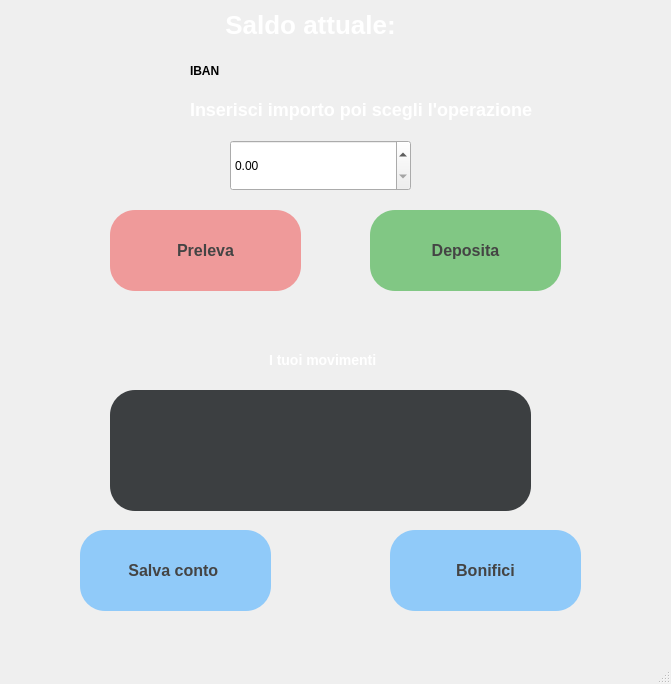
Above: MainWindow.ui from AndreaDiPietro0/BankAccount_DiPietro before the change. Below: the same form after it.
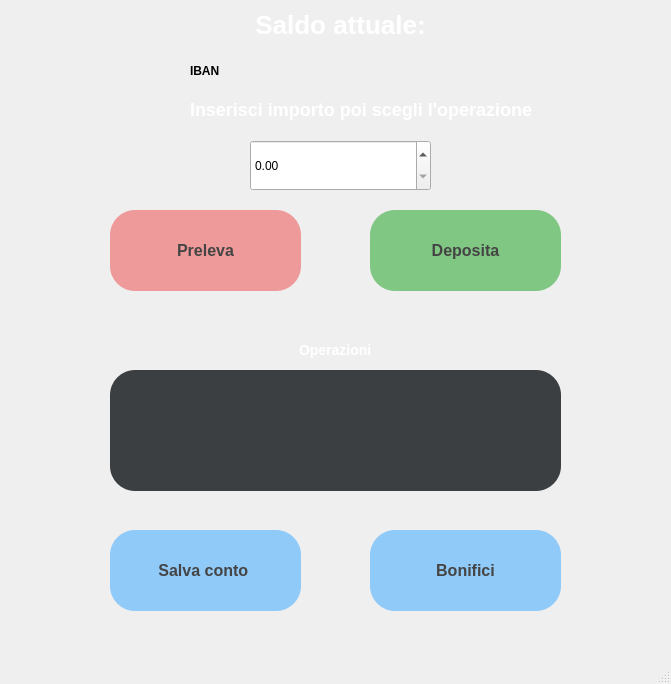
That is the form after the change.

What changed in the file:
```diff
--- a/MainWindow.ui
+++ b/MainWindow.ui
@@ -17,7 +17,7 @@
    <widget class="QLabel" name="labelSaldo">
     <property name="geometry">
      <rect>
-      <x>140</x>
+      <x>170</x>
       <y>0</y>
       <width>341</width>
       <height>51</height>
@@ -124,7 +124,7 @@
    <widget class="QPushButton" name="btnSave">
     <property name="geometry">
      <rect>
-      <x>80</x>
+      <x>110</x>
       <y>530</y>
       <width>191</width>
       <height>81</height>
@@ -161,7 +161,7 @@
    <widget class="QPushButton" name="btnBonifico">
     <property name="geometry">
      <rect>
-      <x>390</x>
+      <x>370</x>
       <y>530</y>
       <width>191</width>
       <height>81</height>
@@ -199,8 +199,8 @@
     <property name="geometry">
      <rect>
       <x>110</x>
-      <y>390</y>
-      <width>421</width>
+      <y>370</y>
+      <width>451</width>
       <height>121</height>
      </rect>
     </property>
@@ -231,8 +231,8 @@
    <widget class="QLabel" name="labelMovimenti">
     <property name="geometry">
      <rect>
-      <x>260</x>
-      <y>340</y>
+      <x>290</x>
+      <y>330</y>
       <width>121</width>
       <height>41</height>
      </rect>
@@ -255,7 +255,7 @@
 }</string>
     </property>
     <property name="text">
-     <string>I tuoi movimenti</string>
+     <string>Operazioni</string>
     </property>
    </widget>
    <widget class="QLabel" name="labeInsImp">
@@ -291,7 +291,7 @@
    <widget class="QDoubleSpinBox" name="spinBoxImporto">
     <property name="geometry">
      <rect>
-      <x>230</x>
+      <x>250</x>
       <y>140</y>
       <width>181</width>
       <height>51</height>
```
